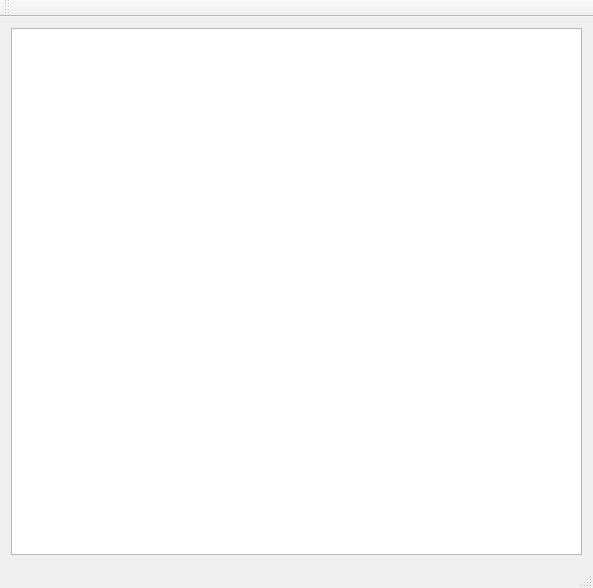
fast1997/QtResearch, file mainwindow.ui: the form before one commit.
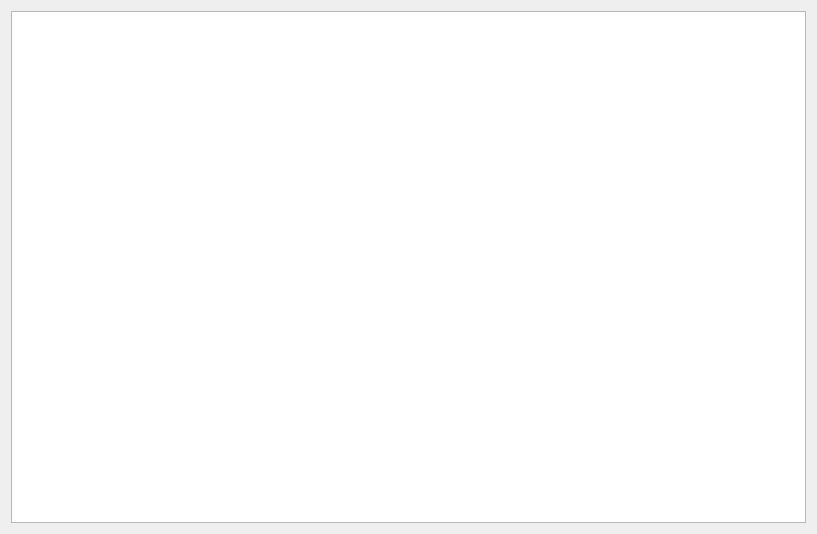
The form after the commit.

The edit to the form file:
```diff
--- a/mainwindow.ui
+++ b/mainwindow.ui
@@ -6,39 +6,23 @@
    <rect>
     <x>0</x>
     <y>0</y>
-    <width>593</width>
-    <height>588</height>
+    <width>817</width>
+    <height>534</height>
    </rect>
   </property>
   <property name="windowTitle">
    <string>MainWindow</string>
   </property>
   <widget class="QWidget" name="centralWidget">
-   <layout class="QHBoxLayout" name="horizontalLayout">
+   <property name="enabled">
+    <bool>true</bool>
+   </property>
+   <layout class="QHBoxLayout" name="horizontalLayout_3">
     <item>
      <widget class="QGraphicsView" name="graphicsView"/>
     </item>
    </layout>
   </widget>
-  <widget class="QMenuBar" name="menuBar">
-   <property name="geometry">
-    <rect>
-     <x>0</x>
-     <y>0</y>
-     <width>593</width>
-     <height>22</height>
-    </rect>
-   </property>
-  </widget>
-  <widget class="QToolBar" name="mainToolBar">
-   <attribute name="toolBarArea">
-    <enum>TopToolBarArea</enum>
-   </attribute>
-   <attribute name="toolBarBreak">
-    <bool>false</bool>
-   </attribute>
-  </widget>
-  <widget class="QStatusBar" name="statusBar"/>
  </widget>
  <layoutdefault spacing="6" margin="11"/>
  <resources/>
```
